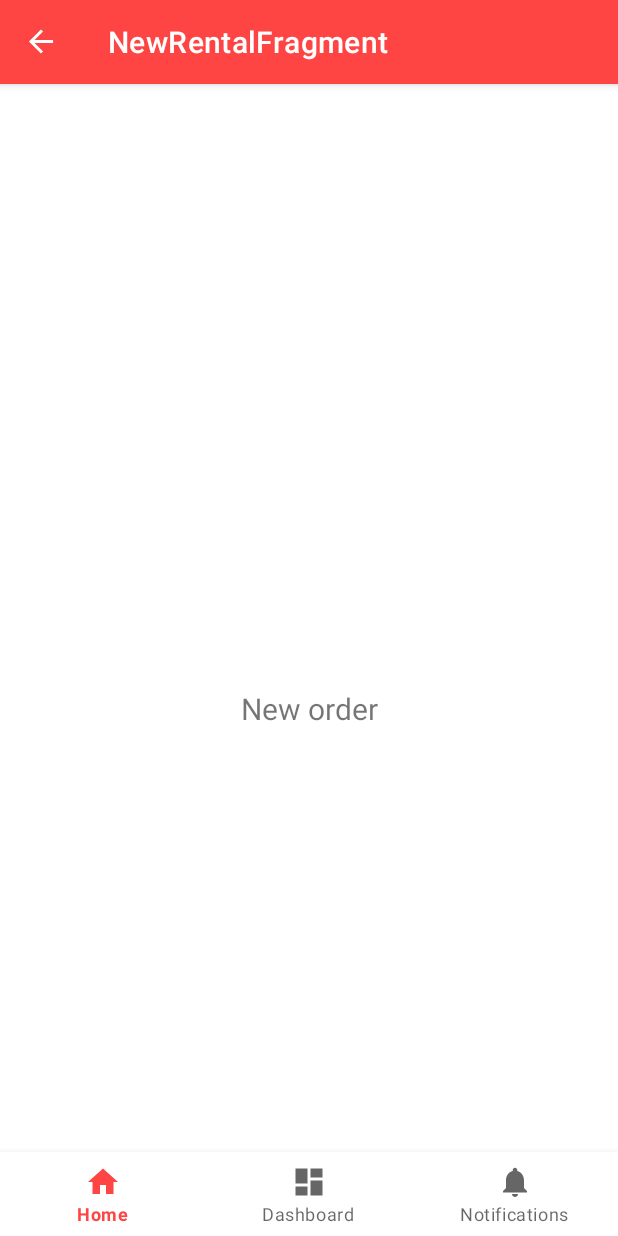
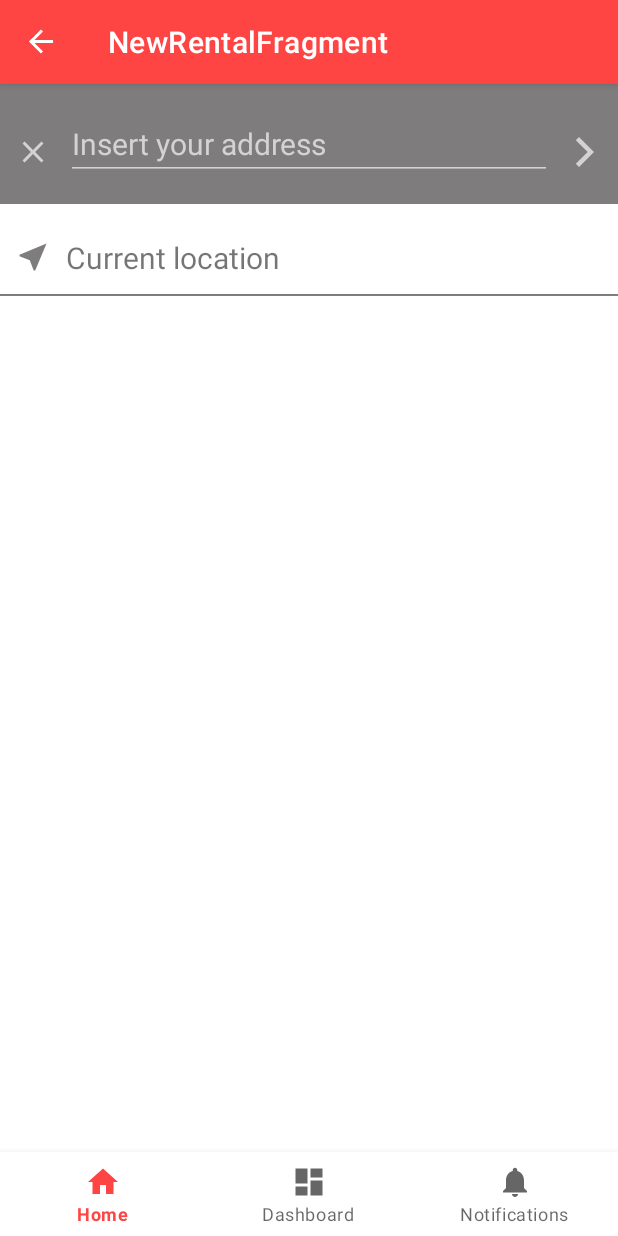
Before and after one commit to EliramElgrably/Rentee, an Android app: the NewRentAddressFragment screen opened through its navigation route, on a phone screen of 412 x 824 dp. Run offline under Robolectric (Android 15) with nearby library versions, the phone set to English and light mode, and no system bars; our stand-ins replace data binding, navigation-ui.

Commit message:
Adding the address fragment

```diff
--- a/app/src/main/java/com/example/rentee/ui/home/HomeFragment.kt
+++ b/app/src/main/java/com/example/rentee/ui/home/HomeFragment.kt
@@ -30,7 +30,7 @@ class HomeFragment : Fragment() {
 
         binding.btnStartOrder.setOnClickListener(View.OnClickListener {
             val direction =
-                HomeFragmentDirections.actionNavigationHomeToNavigationNewRental()
+                HomeFragmentDirections.actionNavigationHomeToNavigationNewRentAddress()
             findNavController().navigate(direction)
         })
 
--- a/app/src/main/java/com/example/rentee/ui/home/NewRentFragment.kt
+++ b/app/src/main/java/com/example/rentee/ui/home/NewRentAddressFragment.kt
@@ -6,11 +6,12 @@ import android.view.View
 import android.view.ViewGroup
 import androidx.fragment.app.Fragment
 import androidx.fragment.app.viewModels
+import com.example.rentee.databinding.FragmentNewRentAddressBinding
 import com.example.rentee.databinding.FragmentNewRentBinding
 
-class NewRentFragment : Fragment()  {
+class NewRentAddressFragment : Fragment() {
 
-    private lateinit var binding: FragmentNewRentBinding
+    private lateinit var binding: FragmentNewRentAddressBinding
     private val newRentViewModel: NewRentViewModel by viewModels()
 
     override fun onCreateView(
@@ -18,7 +19,7 @@ class NewRentFragment : Fragment()  {
         container: ViewGroup?,
         savedInstanceState: Bundle?
     ): View? {
-        binding = FragmentNewRentBinding.inflate(inflater, container, false)
+        binding = FragmentNewRentAddressBinding.inflate(inflater, container, false)
 
         // Bind layout with ViewModel
         binding.viewmodel = newRentViewModel
--- /dev/null
+++ b/app/src/main/res/drawable/ic_baseline_arrow_forward_ios_24_gray.xml
@@ -0,0 +1,5 @@
+<vector android:height="24dp" android:tint="@color/light_gray"
+    android:viewportHeight="24" android:viewportWidth="24"
+    android:width="24dp" xmlns:android="http://schemas.android.com/apk/res/android">
+    <path android:fillColor="@color/light_gray" android:pathData="M5.88,4.12L13.76,12l-7.88,7.88L8,22l10,-10L8,2z"/>
+</vector>
--- /dev/null
+++ b/app/src/main/res/drawable/ic_baseline_close_24.xml
@@ -0,0 +1,5 @@
+<vector android:height="24dp" android:tint="@color/light_gray"
+    android:viewportHeight="24" android:viewportWidth="24"
+    android:width="24dp" xmlns:android="http://schemas.android.com/apk/res/android">
+    <path android:fillColor="@color/light_gray" android:pathData="M19,6.41L17.59,5 12,10.59 6.41,5 5,6.41 10.59,12 5,17.59 6.41,19 12,13.41 17.59,19 19,17.59 13.41,12z"/>
+</vector>
--- /dev/null
+++ b/app/src/main/res/drawable/ic_baseline_near_me_24.xml
@@ -0,0 +1,5 @@
+<vector android:height="24dp" android:tint="@color/dark_gray"
+    android:viewportHeight="24" android:viewportWidth="24"
+    android:width="24dp" xmlns:android="http://schemas.android.com/apk/res/android">
+    <path android:fillColor="@color/dark_gray" android:pathData="M21,3L3,10.53v0.98l6.84,2.65L12.48,21h0.98L21,3z"/>
+</vector>
--- /dev/null
+++ b/app/src/main/res/drawable/self_location_ripple.xml
@@ -0,0 +1,5 @@
+<?xml version="1.0" encoding="utf-8"?>
+<ripple xmlns:android="http://schemas.android.com/apk/res/android"
+    android:color="@color/dark_gray">
+
+</ripple>
--- a/app/src/main/res/layout/activity_main.xml
+++ b/app/src/main/res/layout/activity_main.xml
@@ -7,8 +7,7 @@
     <androidx.constraintlayout.widget.ConstraintLayout
         android:id="@+id/container"
         android:layout_width="match_parent"
-        android:layout_height="match_parent"
-        android:paddingTop="?attr/actionBarSize">
+        android:layout_height="match_parent">
 
         <com.google.android.material.bottomnavigation.BottomNavigationView
             android:id="@+id/nav_view"
@@ -31,7 +30,6 @@
             app:layout_constraintBottom_toTopOf="@id/nav_view"
             app:layout_constraintLeft_toLeftOf="parent"
             app:layout_constraintRight_toRightOf="parent"
-            app:layout_constraintTop_toTopOf="parent"
             app:navGraph="@navigation/nav_graph" />
 
     </androidx.constraintlayout.widget.ConstraintLayout>
--- a/app/src/main/res/layout/fragment_address_picker.xml
+++ /dev/null
@@ -1,6 +0,0 @@
-<?xml version="1.0" encoding="utf-8"?>
-<androidx.constraintlayout.widget.ConstraintLayout
-    xmlns:android="http://schemas.android.com/apk/res/android" android:layout_width="match_parent"
-    android:layout_height="match_parent">
-
-</androidx.constraintlayout.widget.ConstraintLayout>
--- /dev/null
+++ b/app/src/main/res/layout/fragment_new_rent_address.xml
@@ -0,0 +1,117 @@
+<?xml version="1.0" encoding="utf-8"?>
+<layout xmlns:android="http://schemas.android.com/apk/res/android"
+    xmlns:app="http://schemas.android.com/apk/res-auto"
+    xmlns:tools="http://schemas.android.com/tools">
+
+    <data>
+
+        <variable
+            name="viewmodel"
+            type="com.example.rentee.ui.home.NewRentViewModel" />
+    </data>
+
+    <androidx.constraintlayout.widget.ConstraintLayout
+        android:layout_width="match_parent"
+        android:layout_height="match_parent"
+        tools:context=".ui.home.NewRentAddressFragment">
+
+        <View
+            android:id="@+id/background_view"
+            android:layout_width="match_parent"
+            android:layout_height="80dp"
+            android:background="@color/dark_gray"
+            app:layout_constraintEnd_toEndOf="parent"
+            app:layout_constraintStart_toStartOf="parent"
+            app:layout_constraintTop_toTopOf="parent" />
+
+        <ImageView
+            android:id="@+id/iv_close"
+            android:layout_width="wrap_content"
+            android:layout_height="wrap_content"
+            android:layout_marginStart="10dp"
+            android:layout_marginTop="10dp"
+            android:src="@drawable/ic_baseline_close_24"
+            app:layout_constraintBottom_toBottomOf="@+id/background_view"
+            app:layout_constraintStart_toStartOf="parent"
+            app:layout_constraintTop_toTopOf="parent" />
+
+        <EditText
+            android:id="@+id/et_address"
+            android:layout_width="match_parent"
+            android:layout_height="wrap_content"
+            android:layout_marginStart="44dp"
+            android:layout_marginEnd="44dp"
+            android:backgroundTint="@color/light_gray"
+            android:hint="@string/address_hint"
+            android:textColorHint="@color/light_gray"
+            android:textColor="@color/light_gray"
+            android:textSize="20sp"
+            app:layout_constraintBottom_toBottomOf="@+id/background_view"
+            app:layout_constraintEnd_toStartOf="@id/iv_back"
+            app:layout_constraintStart_toEndOf="@+id/iv_close"
+            app:layout_constraintTop_toTopOf="@+id/background_view" />
+
+        <ImageView
+            android:id="@+id/iv_back"
+            android:layout_width="wrap_content"
+            android:layout_height="wrap_content"
+            android:layout_marginStart="10dp"
+            android:layout_marginTop="10dp"
+            android:layout_marginEnd="10dp"
+            android:src="@drawable/ic_baseline_arrow_forward_ios_24_gray"
+            app:layout_constraintBottom_toBottomOf="@+id/background_view"
+            app:layout_constraintEnd_toEndOf="parent"
+            app:layout_constraintTop_toTopOf="parent" />
+
+        <View
+            android:id="@+id/self_location_view"
+            android:layout_width="match_parent"
+            android:layout_height="60dp"
+            android:background="@drawable/self_location_ripple"
+            app:layout_constraintEnd_toEndOf="parent"
+            app:layout_constraintStart_toStartOf="parent"
+            app:layout_constraintTop_toBottomOf="@id/background_view" />
+
+        <ImageView
+            android:id="@+id/iv_self_location"
+            android:layout_width="wrap_content"
+            android:layout_height="wrap_content"
+            android:layout_marginStart="10dp"
+            android:layout_marginTop="10dp"
+            android:src="@drawable/ic_baseline_near_me_24"
+            app:layout_constraintBottom_toBottomOf="@+id/self_location_view"
+            app:layout_constraintStart_toStartOf="parent"
+            app:layout_constraintTop_toTopOf="@+id/self_location_view" />
+
+        <TextView
+            android:id="@+id/tv_self_location"
+            android:layout_width="wrap_content"
+            android:layout_height="wrap_content"
+            android:layout_marginStart="10dp"
+            android:text="@string/current_location"
+            android:textSize="20sp"
+            app:layout_constraintBottom_toBottomOf="@+id/iv_self_location"
+            app:layout_constraintStart_toEndOf="@+id/iv_self_location"
+            app:layout_constraintTop_toTopOf="@+id/iv_self_location" />
+
+        <View
+            android:id="@+id/self_location_separation_view"
+            android:layout_width="match_parent"
+            android:layout_height="1dp"
+            android:background="@color/dark_gray"
+            app:layout_constraintEnd_toEndOf="parent"
+            app:layout_constraintStart_toStartOf="parent"
+            app:layout_constraintTop_toBottomOf="@id/self_location_view" />
+
+        <androidx.recyclerview.widget.RecyclerView
+            android:id="@+id/rv_address"
+            android:layout_width="match_parent"
+            android:layout_height="wrap_content"
+            android:layout_marginStart="40dp"
+            android:layout_marginTop="60dp"
+            android:layout_marginEnd="40dp"
+            app:layout_constraintEnd_toEndOf="parent"
+            app:layout_constraintStart_toStartOf="parent"
+            app:layout_constraintTop_toBottomOf="@id/self_location_separation_view" />
+    </androidx.constraintlayout.widget.ConstraintLayout>
+</layout>
--- a/app/src/main/res/navigation/home.xml
+++ b/app/src/main/res/navigation/home.xml
@@ -10,18 +10,17 @@
         android:label="@string/title_home"
         tools:layout="@layout/fragment_home" >
         <action
-            android:id="@+id/action_navigation_home_to_navigation_new_rental"
-            app:destination="@id/navigation_new_rent"
+            android:id="@+id/action_navigation_home_to_navigation_new_rent_address"
+            app:destination="@id/navigation_new_rent_address"
             app:enterAnim="@anim/slide_in_right"
             app:exitAnim="@anim/slide_out_left"
             app:popEnterAnim="@anim/slide_in_left"
-            app:popExitAnim="@anim/slide_out_right"
-            app:popUpTo="@id/navigation_home" />
+            app:popExitAnim="@anim/slide_out_right" />
     </fragment>
 
     <fragment
-        android:id="@+id/navigation_new_rent"
-        android:name="com.example.rentee.ui.home.NewRentFragment"
+        android:id="@+id/navigation_new_rent_address"
+        android:name="com.example.rentee.ui.home.NewRentAddressFragment"
         android:label="NewRentalFragment" >
     </fragment>
 </navigation>
--- a/app/src/main/res/values/colors.xml
+++ b/app/src/main/res/values/colors.xml
@@ -10,5 +10,6 @@
 
     // Home page
     <color name="light_gray">#D3D3D3</color>
+    <color name="dark_gray">#7E7C7C</color>
     <color name="light_gray_ripple">#1FD3D3D3</color>
 </resources>
--- a/app/src/main/res/values/strings.xml
+++ b/app/src/main/res/values/strings.xml
@@ -7,5 +7,7 @@
     // Home page
     <string name="title_welcome">So nice to see you, let\'s start the party!</string>
     <string name="btn_start_rent">Start</string>
+    <string name="address_hint">Insert your address</string>
+    <string name="current_location">Current location</string>
 
 </resources>
```
Also changed, not shown: 1 other file.
